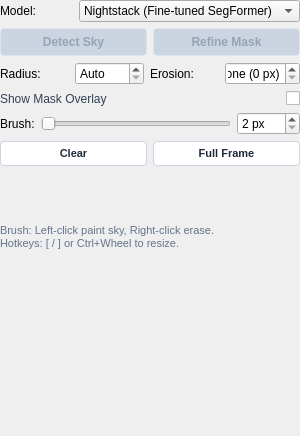
Before: the Qt Designer form src/startrails/ui/step_denoise_sky.ui in gkyle/startrails, drawn with Qt 5.
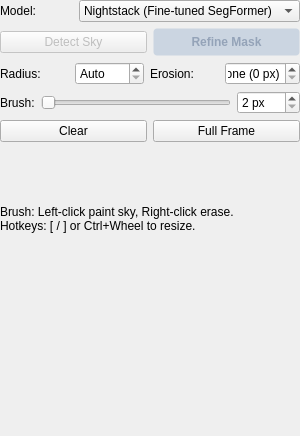
After: the same form once the commit is applied. Custom widgets are drawn as their Qt base class.

The edit to the form file:
```diff
--- a/src/startrails/ui/step_denoise_sky.ui
+++ b/src/startrails/ui/step_denoise_sky.ui
@@ -70,24 +70,6 @@
        <property name="toolTip">
         <string>Run automatic celestial sky detection and horizon refinement</string>
        </property>
-       <property name="styleSheet">
-        <string notr="true">QPushButton#detect {
-    font-weight: bold;
-    background-color: #2b5b84;
-    color: #ffffff;
-    padding: 6px 10px;
-    border-radius: 4px;
-    font-size: 12px;
-    border: 1px solid transparent;
-}
-QPushButton#detect:hover {
-    background-color: #3873a8;
-}
-QPushButton#detect:disabled {
-    background-color: #cbd5e1;
-    color: #94a3b8;
-}</string>
-       </property>
        <property name="text">
         <string>Detect Sky</string>
        </property>
@@ -207,51 +189,6 @@
     </layout>
    </item>
 
-   <item>
-    <layout class="QHBoxLayout" name="showMaskOverlayRow">
-     <item>
-      <widget class="CheckboxLabel" name="showMaskOverlayLabel">
-       <property name="cursor">
-        <cursorShape>PointingHandCursor</cursorShape>
-       </property>
-       <property name="styleSheet">
-        <string notr="true">color: #334155; font-size: 12px;</string>
-       </property>
-       <property name="toolTip">
-        <string>Show sky mask on canvas and enable interactive brush editing tools</string>
-       </property>
-       <property name="text">
-        <string>Show Mask Overlay</string>
-       </property>
-       <property name="buddy">
-        <cstring>showMaskOverlay</cstring>
-       </property>
-      </widget>
-     </item>
-     <item alignment="Qt::AlignmentFlag::AlignRight">
-      <widget class="QCheckBox" name="showMaskOverlay">
-       <property name="cursor">
-        <cursorShape>PointingHandCursor</cursorShape>
-       </property>
-       <property name="focusPolicy">
-        <enum>Qt::FocusPolicy::StrongFocus</enum>
-       </property>
-       <property name="toolTip">
-        <string>Show sky mask on canvas and enable interactive brush editing tools</string>
-       </property>
-       <property name="accessibleName">
-        <string>Show and edit mask overlay</string>
-       </property>
-       <property name="text">
-        <string/>
-       </property>
-       <property name="checked">
-        <bool>false</bool>
-       </property>
-      </widget>
-     </item>
-    </layout>
-   </item>
    <item>
     <layout class="QHBoxLayout" name="brushLayout">
      <property name="spacing">
@@ -308,21 +245,6 @@
        <property name="toolTip">
         <string>Clear the entire sky mask (set to all ground)</string>
        </property>
-       <property name="styleSheet">
-        <string notr="true">QPushButton#clearMask {
-    background-color: #ffffff;
-    color: #1e293b;
-    border: 1px solid #cbd5e1;
-    border-radius: 4px;
-    padding: 5px 8px;
-    font-size: 11px;
-    font-weight: 500;
-}
-QPushButton#clearMask:hover {
-    background-color: #f1f5f9;
-    border-color: #94a3b8;
-}</string>
-       </property>
        <property name="text">
         <string>Clear</string>
        </property>
@@ -336,21 +258,6 @@
        <property name="toolTip">
         <string>Set entire image frame as sky (100% sky for deep sky scenes)</string>
        </property>
-       <property name="styleSheet">
-        <string notr="true">QPushButton#fullFrameMask {
-    background-color: #ffffff;
-    color: #1e293b;
-    border: 1px solid #cbd5e1;
-    border-radius: 4px;
-    padding: 5px 8px;
-    font-size: 11px;
-    font-weight: 500;
-}
-QPushButton#fullFrameMask:hover {
-    background-color: #f1f5f9;
-    border-color: #94a3b8;
-}</string>
-       </property>
        <property name="text">
         <string>Full Frame</string>
        </property>
@@ -360,9 +267,6 @@
    </item>
    <item>
     <widget class="QLabel" name="brushHint">
-     <property name="styleSheet">
-      <string notr="true">color: #64748b; font-size: 11px;</string>
-     </property>
      <property name="text">
       <string>Brush: Left-click paint sky, Right-click erase.
 Hotkeys: [ / ] or Ctrl+Wheel to resize.</string>
@@ -381,13 +285,6 @@
    </item>
   </layout>
  </widget>
- <customwidgets>
-  <customwidget>
-   <class>CheckboxLabel</class>
-   <extends>QLabel</extends>
-   <header>startrails.ui.checkbox_label</header>
-  </customwidget>
- </customwidgets>
  <resources>
    <include location="resources.qrc"/>
   </resources>
```
